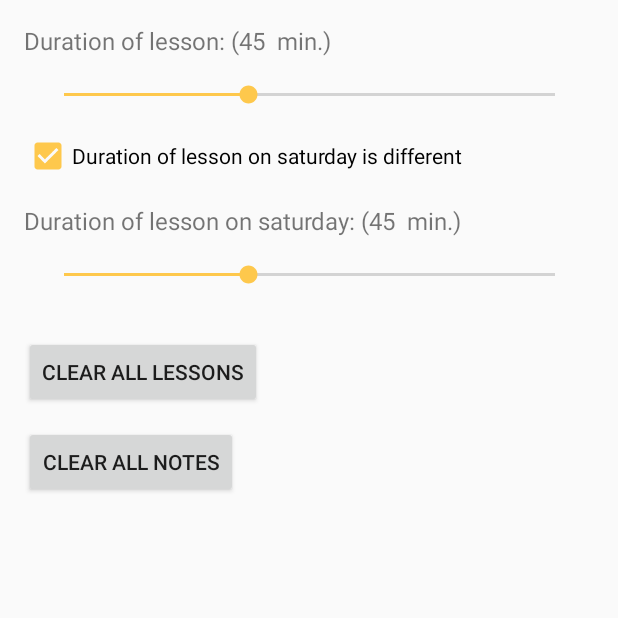
After one commit to RomchiLolchi/SchoolDiary, an Android app: the SettingsActivity screen opened directly, with no data from a screen before it, on a phone screen of 412 x 824 dp, the top half of it. The commit adds this screen. Run offline under Robolectric (Android 15) with nearby library versions, the phone set to English and light mode, and no system bars; libraries missing offline, so code that uses them is left out: com.facebook.stetho; Roboto replaces fonts that are not available here.

Commit message:
Settings window was added

```diff
--- a/app/build.gradle
+++ b/app/build.gradle
@@ -7,13 +7,13 @@ apply plugin: 'com.google.gms.google-services'
 
 android {
     compileSdkVersion 29
-    buildToolsVersion "29.0.2"
+    buildToolsVersion "29.0.3"
     defaultConfig {
         applicationId "com.easyeducation.schooldiary"
         minSdkVersion 21
         targetSdkVersion 29
-        versionCode 5
-        versionName "2.0.1"
+        versionCode 6
+        versionName "2.1"
         testInstrumentationRunner "androidx.test.runner.AndroidJUnitRunner"
         vectorDrawables.useSupportLibrary = true
     }
--- a/app/src/main/AndroidManifest.xml
+++ b/app/src/main/AndroidManifest.xml
@@ -12,7 +12,8 @@
         android:supportsPictureInPicture="false"
         android:supportsRtl="true"
         android:theme="@style/DiaryTheme">
-        <activity android:name=".NotesActivity"></activity>
+        <activity android:name=".SettingsActivity"></activity>
+        <activity android:name=".NotesActivity" />
         <activity
             android:name=".EnterActivity"
             android:theme="@style/Theme.AppCompat.Light.NoActionBar">
--- a/app/src/main/java/com/easyeducation/schooldiary/DBHelper.kt
+++ b/app/src/main/java/com/easyeducation/schooldiary/DBHelper.kt
@@ -7,7 +7,7 @@ import android.database.sqlite.SQLiteOpenHelper
 class DBHelper(context: Context?, name: String?, factory: SQLiteDatabase.CursorFactory?, version: Int) : SQLiteOpenHelper(context, name, factory, version) {
 
     override fun onCreate(db: SQLiteDatabase?){
-        onUpgrade(db, 4, 5)
+        onUpgrade(db, 5, 6)
     }
 
     override fun onUpgrade(db: SQLiteDatabase?, oldVersion: Int, newVersion: Int) {
@@ -25,6 +25,8 @@ class DBHelper(context: Context?, name: String?, factory: SQLiteDatabase.CursorF
             db?.execSQL("CREATE TABLE NOTES (_id INTEGER PRIMARY KEY AUTOINCREMENT, headline TEXT, mainText TEXT, time TEXT, date TEXT, color TEXT)")
             db?.execSQL("DROP TABLE TIMETABLE")
         }
+        if(newVersion >= 6){
+            db?.execSQL("CREATE TABLE SETTINGS (_id INTEGER PRIMARY KEY AUTOINCREMENT, lessonsDuration INTEGER, isSaturdayWorkingDay INTEGER, saturdayLessonsDuration INTEGER);")
+        }
     }
-
 }
--- a/app/src/main/java/com/easyeducation/schooldiary/EnterActivity.kt
+++ b/app/src/main/java/com/easyeducation/schooldiary/EnterActivity.kt
@@ -37,7 +37,7 @@ class EnterActivity : AppCompatActivity() {
 
         @JvmStatic
         fun createHelper(context: Context) {
-            helper = DBHelper(context, "DiaryDB", null, 5)
+            helper = DBHelper(context, "DiaryDB", null, 6)
         }
 
         /**Переменная дисплея (для получения ширины и высоты)*/
@@ -90,6 +90,10 @@ class EnterActivity : AppCompatActivity() {
         buttonToNotes.setOnClickListener {
             startActivity(Intent(this, NotesActivity::class.java))
         }
+        val buttonToSettings = findViewById<ImageView>(R.id.settings_image)
+        buttonToSettings.setOnClickListener {
+            startActivity(Intent(this, SettingsActivity::class.java))
+        }
 
         display = windowManager.defaultDisplay
         diary_layout.layoutParams = ConstraintLayout.LayoutParams(display.width, display.height/2 + 65)
--- /dev/null
+++ b/app/src/main/java/com/easyeducation/schooldiary/SettingsActivity.kt
@@ -0,0 +1,140 @@
+package com.easyeducation.schooldiary
+
+import android.annotation.SuppressLint
+import android.content.ContentValues
+import android.content.pm.ActivityInfo
+import androidx.appcompat.app.AppCompatActivity
+import android.os.Bundle
+import android.view.View
+import android.widget.Button
+import android.widget.CheckBox
+import android.widget.SeekBar
+import android.widget.Toast
+import kotlinx.android.synthetic.main.activity_settings.*
+
+class SettingsActivity : AppCompatActivity() {
+
+    companion object {
+        var lessonDuration = 45
+        var lessonSaturdayDuration = 45
+    }
+
+    private lateinit var lessonsDurationBar: SeekBar
+    private lateinit var isSaturdayWorkingDay: CheckBox
+    private lateinit var saturdayLessonDurationBar: SeekBar
+    private lateinit var deleteLessons: Button
+    private lateinit var deleteNotes: Button
+
+    @SuppressLint("SourceLockedOrientationActivity")
+    override fun onCreate(savedInstanceState: Bundle?) {
+        super.onCreate(savedInstanceState)
+        setContentView(R.layout.activity_settings)
+        setTheme(R.style.SettingsTheme)
+        supportActionBar?.hide()
+        requestedOrientation = ActivityInfo.SCREEN_ORIENTATION_PORTRAIT
+
+        lessonsDurationBar = findViewById(R.id.lessonsDurationBar)
+        isSaturdayWorkingDay = findViewById(R.id.isSaturdayWorkingDayCheckBox)
+        saturdayLessonDurationBar = findViewById(R.id.saturdayLessonBar)
+        deleteLessons = findViewById(R.id.deleteLessons)
+        deleteNotes = findViewById(R.id.deleteNotes)
+
+        val results = EnterActivity.readableDB.rawQuery("SELECT * FROM SETTINGS", null)
+        if(results.count == 0) {
+            val values = ContentValues()
+            values.put("lessonsDuration", lessonDuration)
+            values.put("isSaturdayWorkingDay", 1)
+            values.put("saturdayLessonsDuration", lessonSaturdayDuration)
+            EnterActivity.writableDB.insert("SETTINGS", null, values)
+        }
+        results.close()
+
+        initViews()
+
+        if(!checkSettings()) {
+            lessonsDurationBar.progress = 45
+            isSaturdayWorkingDay.isChecked = true
+            saturdayLessonDurationBar.progress = 45
+        }
+        lessonsDurationTextView.text = "${getText(R.string.duration_of_lesson_text)} (${lessonsDurationBar.progress}  ${getText(R.string.min_text)})"
+        lessonsSaturdayDurationTextView.text = "${getText(R.string.duration_of_lesson_on_saturday_text)} (${saturdayLessonDurationBar.progress}  ${getText(R.string.min_text)})"
+    }
+
+    private fun initViews() {
+        lessonsDurationBar.setOnSeekBarChangeListener(object : SeekBar.OnSeekBarChangeListener{
+            override fun onProgressChanged(seekBar: SeekBar?, progress: Int, fromUser: Boolean) {
+                EnterActivity.writableDB.execSQL("UPDATE SETTINGS SET lessonsDuration='$progress' WHERE _id=1")
+                lessonDuration = progress
+                lessonsDurationTextView.text = "${getText(R.string.duration_of_lesson_text)} (${progress}  ${getText(R.string.min_text)})"
+            }
+
+            override fun onStartTrackingTouch(seekBar: SeekBar?) {
+
+            }
+
+            override fun onStopTrackingTouch(seekBar: SeekBar?) {
+
+            }
+
+        })
+        isSaturdayWorkingDay.setOnCheckedChangeListener { buttonView, isChecked ->
+            when(isChecked) {
+                true -> {
+                    EnterActivity.writableDB.execSQL("UPDATE SETTINGS SET isSaturdayWorkingDay=1 WHERE _id=1")
+                    saturdayLessonDurationBar.isEnabled = true
+                }
+                false -> {
+                    EnterActivity.writableDB.execSQL("UPDATE SETTINGS SET isSaturdayWorkingDay=0 WHERE _id=1")
+                    saturdayLessonDurationBar.isEnabled = false
+                }
+            }
+        }
+        saturdayLessonDurationBar.setOnSeekBarChangeListener(object : SeekBar.OnSeekBarChangeListener{
+            override fun onProgressChanged(seekBar: SeekBar?, progress: Int, fromUser: Boolean) {
+                EnterActivity.writableDB.execSQL("UPDATE SETTINGS SET saturdayLessonsDuration='$progress' WHERE _id=1")
+                lessonSaturdayDuration = progress
+                lessonsSaturdayDurationTextView.text = "${getText(R.string.duration_of_lesson_on_saturday_text)} (${progress} ${getText(R.string.min_text)})"
+            }
+
+            override fun onStartTrackingTouch(seekBar: SeekBar?) {
+
+            }
+
+            override fun onStopTrackingTouch(seekBar: SeekBar?) {
+
+            }
+        })
+        deleteLessons.setOnClickListener {
+            EnterActivity.writableDB.execSQL("DELETE FROM LESSONS_CARDS")
+            Toast.makeText(applicationContext, R.string.all_lessons_deleted_text, Toast.LENGTH_LONG).show()
+        }
+        deleteNotes.setOnClickListener {
+            EnterActivity.writableDB.execSQL("DELETE FROM NOTES")
+            Toast.makeText(applicationContext, R.string.all_notes_deleted_text, Toast.LENGTH_LONG).show()
+        }
+    }
+
+    private fun checkSettings() : Boolean {
+        val results = EnterActivity.readableDB.rawQuery("SELECT * FROM SETTINGS", null)
+        return if(results.count >= 1) {
+            results.moveToFirst()
+            lessonsDurationBar.progress = results.getInt(results.getColumnIndex("lessonsDuration"))
+            when(results.getInt(results.getColumnIndex("isSaturdayWorkingDay"))) {
+                0 -> {
+                    isSaturdayWorkingDay.isChecked = false
+                    saturdayLessonDurationBar.isEnabled = false
+                }
+                1 -> {
+                    isSaturdayWorkingDay.isChecked = true
+                    saturdayLessonDurationBar.isEnabled = true
+                }
+            }
+            saturdayLessonDurationBar.progress = results.getInt(results.getColumnIndex("saturdayLessonsDuration"))
+            results.close()
+            true
+        } else {
+            results.close()
+            false
+        }
+    }
+}
--- /dev/null
+++ b/app/src/main/res/drawable/settings_image.xml
@@ -0,0 +1,5 @@
+<vector android:height="24dp" android:tint="#A6A6A6"
+    android:viewportHeight="24" android:viewportWidth="24"
+    android:width="24dp" xmlns:android="http://schemas.android.com/apk/res/android">
+    <path android:fillColor="#FF000000" android:pathData="M19.1,12.9a2.8,2.8 0,0 0,0.1 -0.9,2.8 2.8,0 0,0 -0.1,-0.9l2.1,-1.6a0.7,0.7 0,0 0,0.1 -0.6L19.4,5.5a0.7,0.7 0,0 0,-0.6 -0.2l-2.4,1a6.5,6.5 0,0 0,-1.6 -0.9l-0.4,-2.6a0.5,0.5 0,0 0,-0.5 -0.4H10.1a0.5,0.5 0,0 0,-0.5 0.4L9.3,5.4a5.6,5.6 0,0 0,-1.7 0.9l-2.4,-1a0.4,0.4 0,0 0,-0.5 0.2l-2,3.4c-0.1,0.2 0,0.4 0.2,0.6l2,1.6a2.8,2.8 0,0 0,-0.1 0.9,2.8 2.8,0 0,0 0.1,0.9L2.8,14.5a0.7,0.7 0,0 0,-0.1 0.6l1.9,3.4a0.7,0.7 0,0 0,0.6 0.2l2.4,-1a6.5,6.5 0,0 0,1.6 0.9l0.4,2.6a0.5,0.5 0,0 0,0.5 0.4h3.8a0.5,0.5 0,0 0,0.5 -0.4l0.3,-2.6a5.6,5.6 0,0 0,1.7 -0.9l2.4,1a0.4,0.4 0,0 0,0.5 -0.2l2,-3.4c0.1,-0.2 0,-0.4 -0.2,-0.6ZM12,15.6A3.6,3.6 0,1 1,15.6 12,3.6 3.6,0 0,1 12,15.6Z"/>
+</vector>
--- /dev/null
+++ b/app/src/main/res/layout/activity_settings.xml
@@ -0,0 +1,91 @@
+<?xml version="1.0" encoding="utf-8"?>
+<androidx.constraintlayout.widget.ConstraintLayout xmlns:android="http://schemas.android.com/apk/res/android"
+    xmlns:app="http://schemas.android.com/apk/res-auto"
+    xmlns:tools="http://schemas.android.com/tools"
+    android:layout_width="match_parent"
+    android:layout_height="match_parent"
+    tools:context=".SettingsActivity">
+
+    <TextView
+        android:id="@+id/lessonsDurationTextView"
+        android:layout_width="wrap_content"
+        android:layout_height="wrap_content"
+        android:layout_marginStart="16dp"
+        android:layout_marginTop="16dp"
+        android:text="@string/duration_of_lesson_text"
+        android:textSize="16sp"
+        app:layout_constraintStart_toStartOf="parent"
+        app:layout_constraintTop_toTopOf="parent" />
+
+    <SeekBar
+        android:id="@+id/lessonsDurationBar"
+        style="@style/Widget.AppCompat.SeekBar"
+        android:layout_width="359dp"
+        android:layout_height="wrap_content"
+        android:layout_marginStart="16dp"
+        android:layout_marginTop="16dp"
+        android:layout_marginEnd="16dp"
+        android:indeterminate="false"
+        android:max="120"
+        android:progress="45"
+        app:layout_constraintEnd_toEndOf="parent"
+        app:layout_constraintStart_toStartOf="parent"
+        app:layout_constraintTop_toBottomOf="@+id/lessonsDurationTextView" />
+
+    <CheckBox
+        android:id="@+id/isSaturdayWorkingDayCheckBox"
+        android:layout_width="wrap_content"
+        android:layout_height="wrap_content"
+        android:layout_marginStart="16dp"
+        android:layout_marginTop="16dp"
+        android:text="@string/lesson_different_duration_text"
+        app:layout_constraintStart_toStartOf="parent"
+        app:layout_constraintTop_toBottomOf="@+id/lessonsDurationBar" />
+
+    <TextView
+        android:id="@+id/lessonsSaturdayDurationTextView"
+        android:layout_width="wrap_content"
+        android:layout_height="wrap_content"
+        android:layout_marginStart="16dp"
+        android:layout_marginTop="16dp"
+        android:text="@string/duration_of_lesson_on_saturday_text"
+        android:textSize="16sp"
+        app:layout_constraintStart_toStartOf="parent"
+        app:layout_constraintTop_toBottomOf="@+id/isSaturdayWorkingDayCheckBox" />
+
+    <SeekBar
+        android:id="@+id/saturdayLessonBar"
+        style="@style/Widget.AppCompat.SeekBar"
+        android:layout_width="359dp"
+        android:layout_height="wrap_content"
+        android:layout_marginStart="16dp"
+        android:layout_marginTop="16dp"
+        android:layout_marginEnd="16dp"
+        android:clickable="false"
+        android:max="120"
+        android:progress="45"
+        app:layout_constraintEnd_toEndOf="parent"
+        app:layout_constraintStart_toStartOf="parent"
+        app:layout_constraintTop_toBottomOf="@+id/lessonsSaturdayDurationTextView" />
+
+    <Button
+        android:id="@+id/deleteLessons"
+        android:layout_width="wrap_content"
+        android:layout_height="wrap_content"
+        android:layout_marginStart="16dp"
+        android:layout_marginTop="32dp"
+        android:text="@string/clear_lessons_table_text"
+        app:layout_constraintStart_toStartOf="parent"
+        app:layout_constraintTop_toBottomOf="@+id/saturdayLessonBar" />
+
+    <Button
+        android:id="@+id/deleteNotes"
+        android:layout_width="wrap_content"
+        android:layout_height="wrap_content"
+        android:layout_marginStart="16dp"
+        android:layout_marginTop="12dp"
+        android:text="@string/clear_notes_table_text"
+        app:layout_constraintStart_toStartOf="parent"
+        app:layout_constraintTop_toBottomOf="@+id/deleteLessons" />
+
+</androidx.constraintlayout.widget.ConstraintLayout>
--- a/app/src/main/res/values/colors.xml
+++ b/app/src/main/res/values/colors.xml
@@ -16,6 +16,8 @@
     <color name="colorBlue">#8bdbff</color>
     <color name="colorPink">#ffb4e0</color>
     <color name="colorViolet">#c7a4ff</color>
+    <!--Цвет для SettingsTheme-->
+    <color name="colorGray">#646464</color>
     <!--Цвет для затемнения заднего layout'а-->
     <color name="colorBackgroundGray">#91404040</color>
 </resources>
--- a/app/src/main/res/values/strings.xml
+++ b/app/src/main/res/values/strings.xml
@@ -38,6 +38,14 @@
     <string name="delete_text" tools:ignore="MissingTranslation">Delete</string>
     <string name="close_text" tools:ignore="MissingTranslation">Close</string>
     <string name="alert_of_creating_empty_note" tools:ignore="MissingTranslation">Empty note has been deleted</string>
+    <string name="duration_of_lesson_text" tools:ignore="MissingTranslation">Duration of lesson:</string>
+    <string name="lesson_different_duration_text" tools:ignore="MissingTranslation">Duration of lesson on saturday is different</string>
+    <string name="duration_of_lesson_on_saturday_text" tools:ignore="MissingTranslation">Duration of lesson on saturday:</string>
+    <string name="clear_notes_table_text" tools:ignore="MissingTranslation">Clear all notes</string>
+    <string name="clear_lessons_table_text" tools:ignore="MissingTranslation">Clear all lessons</string>
+    <string name="all_notes_deleted_text" tools:ignore="MissingTranslation">All notes have been deleted</string>
+    <string name="all_lessons_deleted_text" tools:ignore="MissingTranslation">All lessons have been deleted</string>
+    <string name="min_text" tools:ignore="MissingTranslation">min.</string>
 
     <!-- Переменные дней недели -->
     <string name="monday_text" tools:ignore="MissingTranslation">Monday</string>
--- a/app/src/main/res/values/styles.xml
+++ b/app/src/main/res/values/styles.xml
@@ -12,4 +12,10 @@
         <item name="colorAccent">@color/colorBlue</item>
     </style>
 
+    <style name="SettingsTheme" parent="Theme.AppCompat.Light.DarkActionBar">
+        <item name="colorPrimary">@color/colorPrimary</item>
+        <item name="colorPrimaryDark">@color/colorPrimaryDark</item>
+        <item name="colorAccent">@color/colorGray</item>
+    </style>
+
 </resources>
```
Also changed, not shown: app/src/main/java/com/easyeducation/schooldiary/DiaryActivity.kt (+4 -15 lines), app/src/main/java/com/easyeducation/schooldiary/TodayFragment.kt (+27 -12 lines), app/src/main/res/layout/activity_enter.xml (+10 -0 lines), build.gradle (+5 -5 lines), 1 other file.
